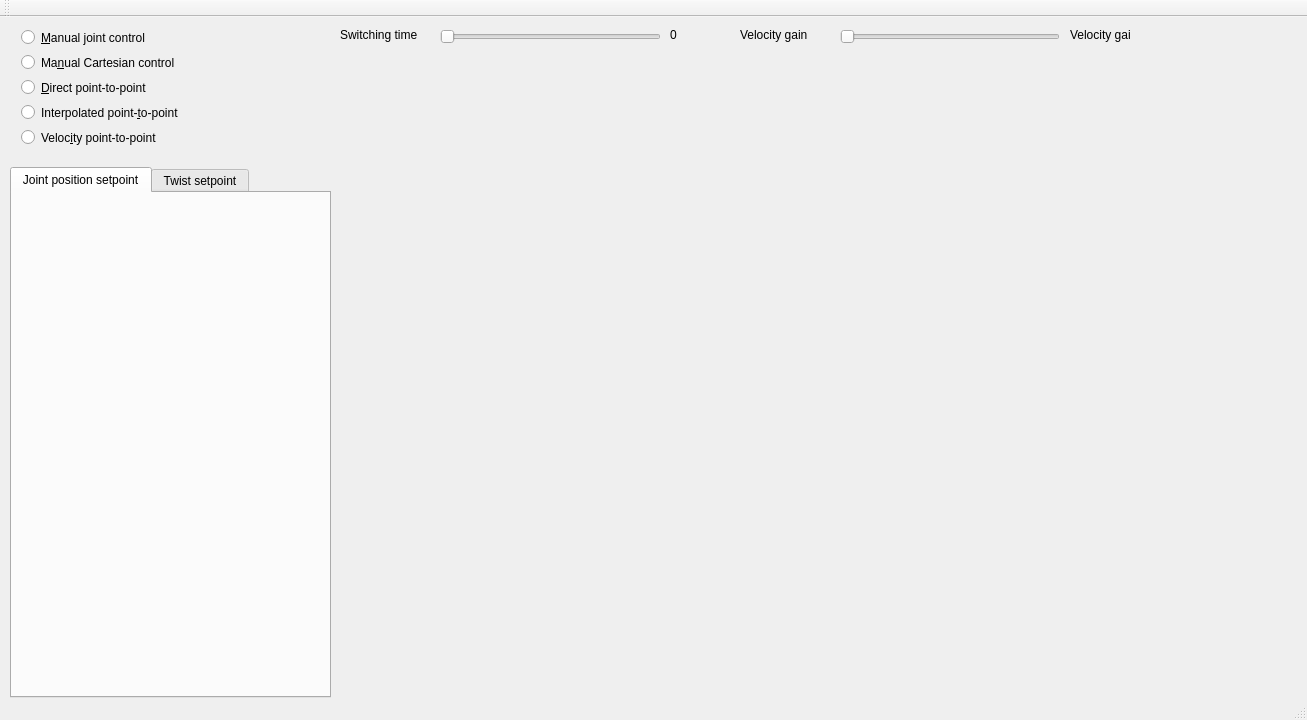
Before: the Qt Designer form src/python/manip_gui.ui in oKermorgant/ecn_manip, drawn with Qt 5.
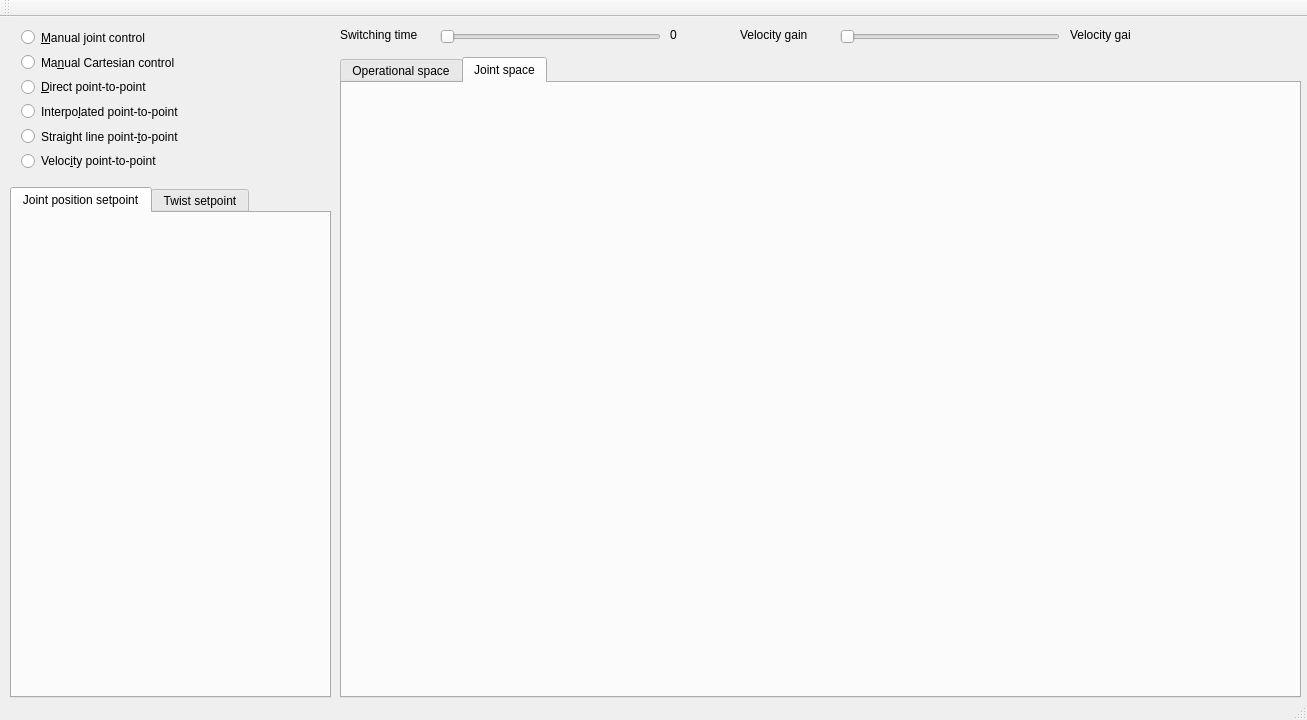
After: the same form once the commit is applied. The open tabs and pages were chosen to show the change.

Commit message: with joint space plot

Diff of the .ui file:
```diff
--- a/src/python/manip_gui.ui
+++ b/src/python/manip_gui.ui
@@ -14,24 +14,13 @@
    <string>Manipulator Control</string>
   </property>
   <widget class="QWidget" name="centralWidget">
-   <widget class="QWidget" name="verticalLayoutWidget_2">
-    <property name="geometry">
-     <rect>
-      <x>340</x>
-      <y>40</y>
-      <width>961</width>
-      <height>641</height>
-     </rect>
-    </property>
-    <layout class="QVBoxLayout" name="plot"/>
-   </widget>
    <widget class="QWidget" name="gridLayoutWidget">
     <property name="geometry">
      <rect>
       <x>10</x>
       <y>0</y>
       <width>321</width>
-      <height>141</height>
+      <height>164</height>
      </rect>
     </property>
     <layout class="QGridLayout" name="gridLayout">
@@ -49,17 +38,17 @@
        </property>
       </widget>
      </item>
-     <item row="4" column="0">
+     <item row="5" column="0">
       <widget class="QRadioButton" name="rb_p2p_vel">
        <property name="text">
         <string>Veloc&amp;ity point-to-point</string>
        </property>
       </widget>
      </item>
-     <item row="3" column="0">
-      <widget class="QRadioButton" name="rb_p2p_interp">
+     <item row="4" column="0">
+      <widget class="QRadioButton" name="rb_p2p_line">
        <property name="text">
-        <string>Interpolated point-&amp;to-point</string>
+        <string>Straight line point-&amp;to-point</string>
        </property>
       </widget>
      </item>
@@ -70,6 +59,13 @@
        </property>
       </widget>
      </item>
+     <item row="3" column="0">
+      <widget class="QRadioButton" name="rb_p2p_interp">
+       <property name="text">
+        <string>Interpo&amp;lated point-to-point</string>
+       </property>
+      </widget>
+     </item>
     </layout>
    </widget>
    <widget class="QLabel" name="ts_display">
@@ -160,9 +156,9 @@
     <property name="geometry">
      <rect>
       <x>10</x>
-      <y>150</y>
+      <y>170</y>
       <width>321</width>
-      <height>531</height>
+      <height>511</height>
      </rect>
     </property>
     <property name="tabPosition">
@@ -476,6 +472,51 @@
      </widget>
     </widget>
    </widget>
+   <widget class="QTabWidget" name="plotTabs">
+    <property name="geometry">
+     <rect>
+      <x>340</x>
+      <y>40</y>
+      <width>961</width>
+      <height>641</height>
+     </rect>
+    </property>
+    <property name="currentIndex">
+     <number>0</number>
+    </property>
+    <widget class="QWidget" name="tab_3">
+     <attribute name="title">
+      <string>Operational space</string>
+     </attribute>
+     <widget class="QWidget" name="verticalLayoutWidget_2">
+      <property name="geometry">
+       <rect>
+        <x>10</x>
+        <y>10</y>
+        <width>941</width>
+        <height>591</height>
+       </rect>
+      </property>
+      <layout class="QVBoxLayout" name="plot"/>
+     </widget>
+    </widget>
+    <widget class="QWidget" name="tab_4">
+     <attribute name="title">
+      <string>Joint space</string>
+     </attribute>
+     <widget class="QWidget" name="verticalLayoutWidget_4">
+      <property name="geometry">
+       <rect>
+        <x>10</x>
+        <y>10</y>
+        <width>941</width>
+        <height>591</height>
+       </rect>
+      </property>
+      <layout class="QVBoxLayout" name="plotJoints"/>
+     </widget>
+    </widget>
+   </widget>
   </widget>
   <widget class="QToolBar" name="mainToolBar">
    <attribute name="toolBarArea">
```
Left out of the diff: 2 changed lines with no effect on the pictures. The commit also changes 10 other files.
